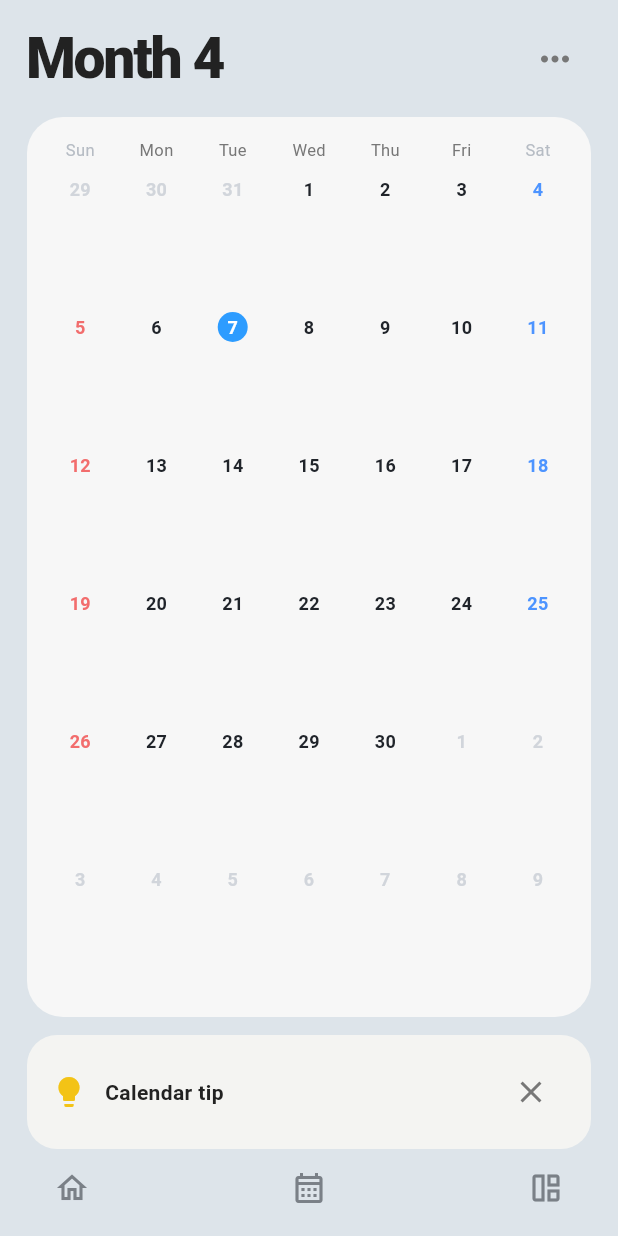
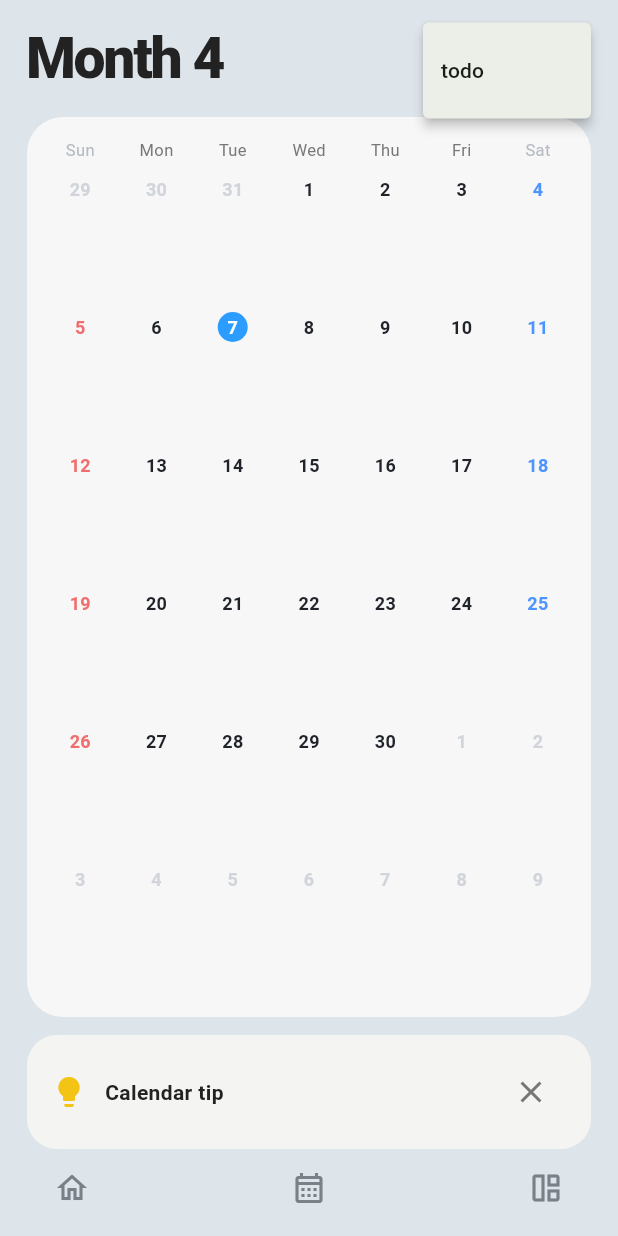
Before and after one commit to Hgracefield/todo_diary, a Flutter app: the CalendarDiary screen opened directly, after a tap on the "keyboard control" icon, on a phone screen of 412 x 824 dp. Run offline on Flutter 3.47's test engine with Material 3 defaults, Android fonts, the phone set to English and light mode, and no system bars; drawn by our look-alikes of table_calendar; our stand-ins replace flutter_slidable, get, image_picker, sqflite; accounts and stored records are empty.

Commit message:
경로 이동 수정

```diff
--- a/lib/view/calendar_diary.dart
+++ b/lib/view/calendar_diary.dart
@@ -52,9 +52,7 @@ class _CalendarDiaryState extends State<CalendarDiary> {
   Future<void> _openDiaryEditor(DateTime date) async {
     final saved = await Navigator.push<bool>(
       context,
-      MaterialPageRoute(
-        builder: (context) => DiaryEditorView(date: date),
-      ),
+      MaterialPageRoute(builder: (context) => DiaryEditorView(date: date)),
     );
 
     if (saved == true) {
@@ -64,6 +62,10 @@ class _CalendarDiaryState extends State<CalendarDiary> {
 
   Diary? _diaryForDate(DateTime date) {
     return diaryMap[_dateKey(date)];
+  }
+
+  void _goToTodoPage() {
+    Navigator.of(context).popUntil((route) => route.isFirst);
   }
 
   @override
@@ -91,13 +93,24 @@ class _CalendarDiaryState extends State<CalendarDiary> {
                           ),
                         ),
                         const Spacer(),
-                        IconButton(
-                          onPressed: () {},
+                        PopupMenuButton<String>(
+                          tooltip: 'Open menu',
                           icon: Icon(
                             Icons.more_horiz,
                             color: Dcolor.textColorGrey,
                             size: 28,
                           ),
+                          onSelected: (value) {
+                            if (value == 'todo') {
+                              _goToTodoPage();
+                            }
+                          },
+                          itemBuilder: (context) => const [
+                            PopupMenuItem<String>(
+                              value: 'todo',
+                              child: Text('todo'),
+                            ),
+                          ],
                         ),
                       ],
                     ),
@@ -118,7 +131,8 @@ class _CalendarDiaryState extends State<CalendarDiary> {
                                 focusedDay: focusedDay,
                                 currentDay: DateTime.now(),
                                 headerVisible: false,
-                                availableGestures: AvailableGestures.horizontalSwipe,
+                                availableGestures:
+                                    AvailableGestures.horizontalSwipe,
                                 rowHeight: 92,
                                 sixWeekMonthsEnforced: true,
                                 selectedDayPredicate: (day) =>
@@ -188,7 +202,8 @@ class _CalendarDiaryState extends State<CalendarDiary> {
                                       'Sat',
                                     ];
                                     final label = labels[day.weekday % 7];
-                                    final isWeekend = day.weekday == DateTime.sunday ||
+                                    final isWeekend =
+                                        day.weekday == DateTime.sunday ||
                                         day.weekday == DateTime.saturday;
 
                                     return Center(
@@ -250,7 +265,10 @@ class _CalendarDiaryState extends State<CalendarDiary> {
               if (showTip)
                 Container(
                   width: double.infinity,
-                  padding: const EdgeInsets.symmetric(horizontal: 16, vertical: 14),
+                  padding: const EdgeInsets.symmetric(
+                    horizontal: 16,
+                    vertical: 14,
+                  ),
                   decoration: BoxDecoration(
                     color: const Color(0xFFF4F4F2),
                     borderRadius: BorderRadius.circular(20),
@@ -286,8 +304,14 @@ class _CalendarDiaryState extends State<CalendarDiary> {
                   mainAxisAlignment: MainAxisAlignment.spaceBetween,
                   children: const [
                     Icon(Icons.home_outlined, color: Color(0xFF7A8087)),
-                    Icon(Icons.calendar_month_outlined, color: Color(0xFF7A8087)),
-                    Icon(Icons.auto_awesome_mosaic_outlined, color: Color(0xFF7A8087)),
+                    Icon(
+                      Icons.calendar_month_outlined,
+                      color: Color(0xFF7A8087),
+                    ),
+                    Icon(
+                      Icons.auto_awesome_mosaic_outlined,
+                      color: Color(0xFF7A8087),
+                    ),
                   ],
                 ),
               ),
@@ -319,10 +343,10 @@ class _CalendarCell extends StatelessWidget {
     final textColor = isOutside
         ? const Color(0xFFD1D5DB)
         : day.weekday == DateTime.sunday
-            ? const Color(0xFFF26D6D)
-            : day.weekday == DateTime.saturday
-                ? const Color(0xFF4D94FF)
-                : const Color(0xFF20242A);
+        ? const Color(0xFFF26D6D)
+        : day.weekday == DateTime.saturday
+        ? const Color(0xFF4D94FF)
+        : const Color(0xFF20242A);
 
     return Padding(
       padding: const EdgeInsets.symmetric(horizontal: 2, vertical: 2),
@@ -333,7 +357,9 @@ class _CalendarCell extends StatelessWidget {
             width: 20,
             height: 20,
             decoration: BoxDecoration(
-              color: isSelected || isToday ? const Color(0xFF2D9CFF) : Colors.transparent,
+              color: isSelected || isToday
+                  ? const Color(0xFF2D9CFF)
+                  : Colors.transparent,
               shape: BoxShape.circle,
             ),
             alignment: Alignment.center,
```
Also changed, not shown: lib/view/diary_editor_view.dart (+30 -4 lines), lib/view/todo_view.dart (+21 -15 lines), 12 other files.
